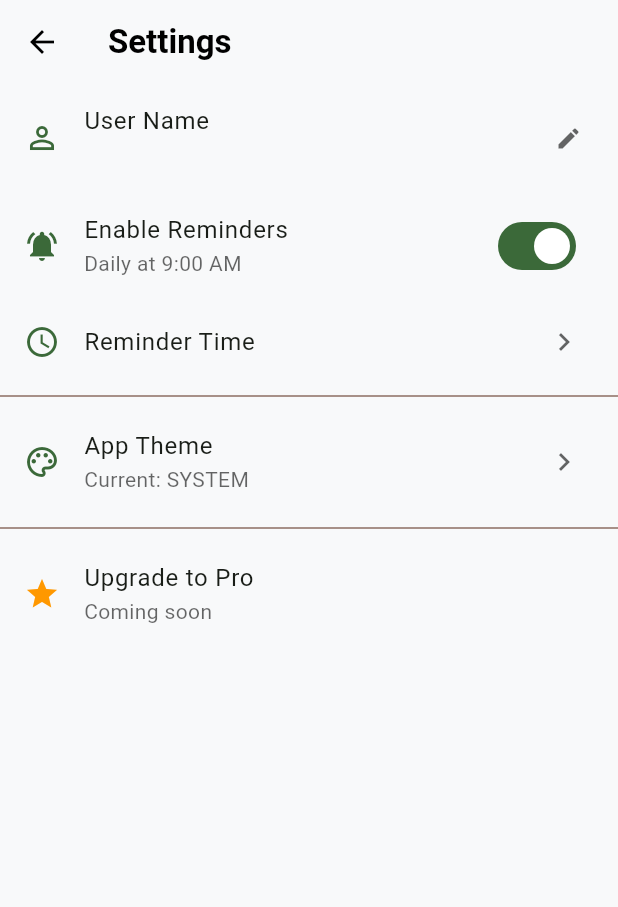
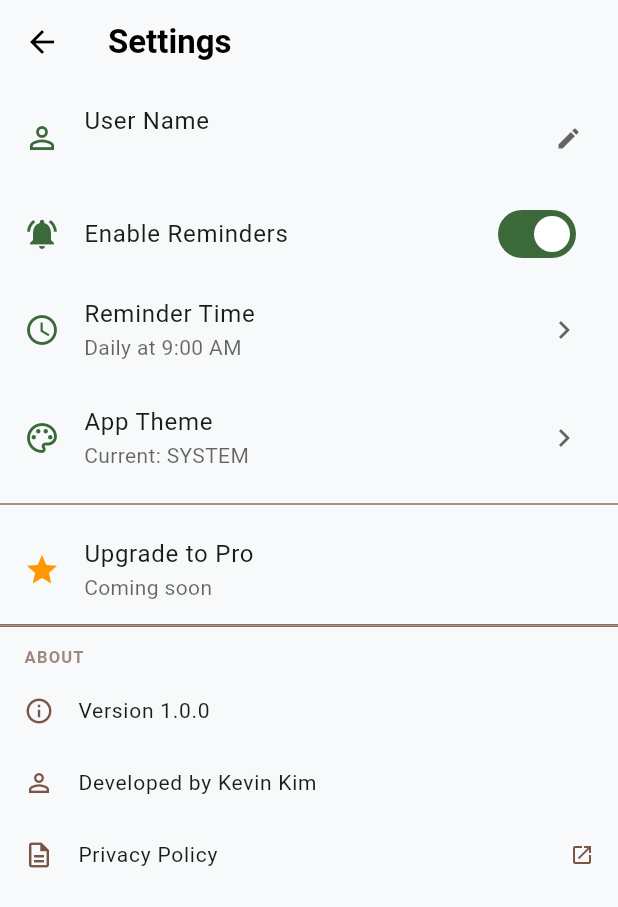
Before and after one commit to kimkev/dailydew, a Flutter app: the SettingsScreen screen opened by its route, on a phone screen of 412 x 824 dp. Shown: the top 907 px of the screen. Run offline on Flutter 3.47's test engine with Material 3 defaults, Android fonts, the phone set to English and light mode, and no system bars; our stand-ins replace flutter_local_notifications, flutter_timezone, shared_preferences, timezone; accounts and stored records are empty.

Commit message:
update icon, add privacy policy

```diff
--- a/lib/screens/settings.dart
+++ b/lib/screens/settings.dart
@@ -1,6 +1,8 @@
 import 'package:flutter/material.dart';
 import 'package:shared_preferences/shared_preferences.dart';
 import 'package:provider/provider.dart';
+import 'package:url_launcher/url_launcher.dart';
+
 import '../providers/task_provider.dart';
 import '../providers/theme_provider.dart';
 
@@ -188,10 +190,6 @@ class _SettingsScreenState extends State<SettingsScreen> {
               color: colorScheme.primary,
             ),
             title: const Text("Enable Reminders"),
-            subtitle: Text(
-              "Daily at ${_reminderTime.format(context)}",
-              style: TextStyle(color: theme.hintColor),
-            ),
             value: _notificationsEnabled,
             onChanged: _toggleNotifications,
           ),
@@ -200,11 +198,13 @@ class _SettingsScreenState extends State<SettingsScreen> {
           ListTile(
             leading: Icon(Icons.access_time, color: colorScheme.primary),
             title: const Text('Reminder Time'),
+            subtitle: Text(
+              'Daily at ${_reminderTime.format(context)}',
+              style: TextStyle(color: theme.hintColor),
+            ),
             trailing: Icon(Icons.chevron_right, color: theme.hintColor),
             onTap: _editTime,
           ),
-
-          const Divider(),
 
           // 3. App Theme
           ListTile(
@@ -233,6 +233,67 @@ class _SettingsScreenState extends State<SettingsScreen> {
             ),
             onTap: null, // Disabled until Pro features are implemented
           ),
+          const Divider(height: 1),
+
+          const Divider(height: 1),
+
+          // === ABOUT SECTION ===
+          Padding(
+            padding: const EdgeInsets.fromLTRB(16, 12, 16, 4),
+            child: Text(
+              "ABOUT",
+              style: TextStyle(
+                fontSize: 11,
+                fontWeight: FontWeight.w600,
+                color: colorScheme.onSurfaceVariant.withValues(alpha: 0.7),
+                letterSpacing: 0.8,
+              ),
+            ),
+          ),
+
+          ListTile(
+            contentPadding: const EdgeInsets.symmetric(
+              horizontal: 16,
+              vertical: 0,
+            ),
+            leading: const Icon(Icons.info_outline, size: 20),
+            title: const Text('Version 1.0.0', style: TextStyle(fontSize: 14)),
+            visualDensity: VisualDensity.compact,
+          ),
+
+          ListTile(
+            contentPadding: const EdgeInsets.symmetric(
+              horizontal: 16,
+              vertical: 0,
+            ),
+            leading: const Icon(Icons.person_outline, size: 20),
+            title: const Text(
+              'Developed by Kevin Kim',
+              style: TextStyle(fontSize: 14),
+            ),
+            visualDensity: VisualDensity.compact,
+          ),
+
+          ListTile(
+            contentPadding: const EdgeInsets.symmetric(
+              horizontal: 16,
+              vertical: 0,
+            ),
+            leading: const Icon(Icons.description_outlined, size: 20),
+            title: const Text('Privacy Policy', style: TextStyle(fontSize: 14)),
+            trailing: const Icon(Icons.open_in_new, size: 16),
+            visualDensity: VisualDensity.compact,
+            onTap: () async {
+              final url = Uri.parse(
+                'https://kimkev.github.io/privacypolicies/privacy-plantpal.html',
+              );
+              if (await canLaunchUrl(url)) {
+                await launchUrl(url, mode: LaunchMode.externalApplication);
+              }
+            },
+          ),
+
+          const SizedBox(height: 16),
         ],
       ),
     );
```
Also changed, not shown: pubspec.yaml (+11 -6 lines), assets/icon/icon.png (deleted), assets/icon/icon.svg (deleted), assets/icons/app_icon_background.png (added), assets/icons/app_icon_foreground.png (added), assets/icons/icon.png (added), pubspec.lock, 22 other files.
